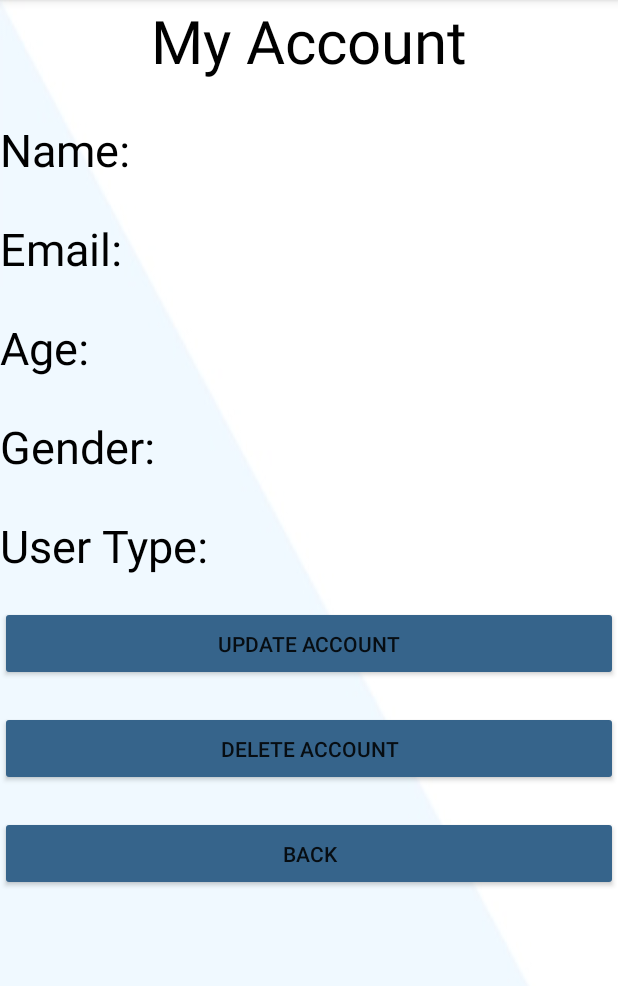
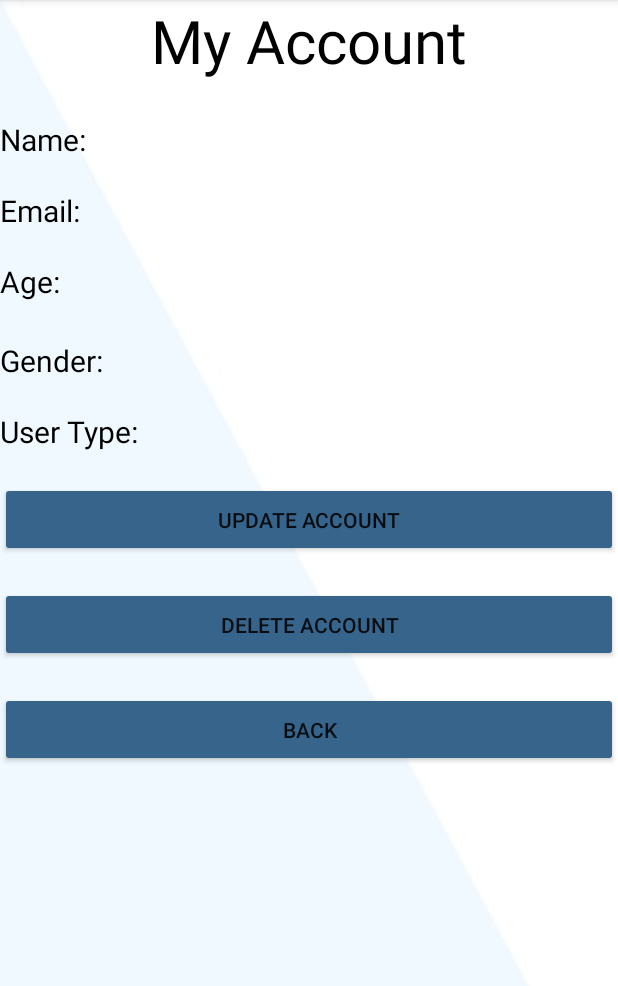
Before and after one commit to SadeeMohib/Reminder, an Android app: the MyAccount screen opened directly, with no data from a screen before it, on a phone screen of 412 x 824 dp, the part 84-1070 px from its top. Run offline under Robolectric (Android 15) with nearby library versions, the phone set to English and light mode, and no system bars; our stand-ins replace Firebase (no records; nobody signed in at launch, a user with empty details on screens opened directly); Roboto replaces fonts that are not available here.

```diff
--- a/app/src/main/res/layout/activity_my_account.xml
+++ b/app/src/main/res/layout/activity_my_account.xml
@@ -25,31 +25,31 @@
             android:layout_height="wrap_content"
             android:text="Name:"
             android:textColor="@color/black"
-            android:textSize="30sp"/>
+            android:textSize="20sp"/>
         <TextView
             android:id="@+id/name"
             android:layout_width="wrap_content"
             android:layout_height="wrap_content"
-            android:textSize="30sp"
+            android:textSize="20sp"
             android:textColor="@color/black"/>
     </LinearLayout>
     <LinearLayout
         android:layout_width="match_parent"
         android:layout_height="wrap_content"
         android:orientation="horizontal"
-        android:layout_marginTop="25dp">
+        android:layout_marginTop="20dp">
         <TextView
             android:id="@+id/mail"
             android:layout_width="wrap_content"
             android:layout_height="wrap_content"
             android:text="Email:"
             android:textColor="@color/black"
-            android:textSize="30sp"/>
+            android:textSize="20sp"/>
         <TextView
             android:id="@+id/Email"
             android:layout_width="wrap_content"
             android:layout_height="wrap_content"
-            android:textSize="30sp"
+            android:textSize="20sp"
             android:textColor="@color/black"/>
     </LinearLayout>
 
@@ -57,18 +57,18 @@
         android:layout_width="match_parent"
         android:layout_height="wrap_content"
         android:orientation="horizontal"
-        android:layout_marginTop="25dp">
+        android:layout_marginTop="20dp">
         <TextView
             android:layout_width="wrap_content"
             android:layout_height="wrap_content"
             android:text="Age:"
             android:textColor="@color/black"
-            android:textSize="30sp"/>
+            android:textSize="20sp"/>
         <TextView
             android:id="@+id/age"
             android:layout_width="wrap_content"
             android:layout_height="wrap_content"
-            android:textSize="30sp"
+            android:textSize="20sp"
             android:textColor="@color/black"/>
     </LinearLayout>
     <LinearLayout
@@ -81,31 +81,31 @@
             android:layout_height="wrap_content"
             android:text="Gender:"
             android:textColor="@color/black"
-            android:textSize="30sp"
+            android:textSize="20sp"
             />
         <TextView
             android:id="@+id/gender"
             android:layout_width="wrap_content"
             android:layout_height="wrap_content"
-            android:textSize="30sp"
+            android:textSize="20sp"
             android:textColor="@color/black"/>
     </LinearLayout>
     <LinearLayout
         android:layout_width="match_parent"
         android:layout_height="wrap_content"
         android:orientation="horizontal"
-        android:layout_marginTop="25dp">
+        android:layout_marginTop="20dp">
         <TextView
             android:layout_width="wrap_content"
             android:layout_height="wrap_content"
             android:text="User Type:"
             android:textColor="@color/black"
-            android:textSize="30sp"/>
+            android:textSize="20sp"/>
         <TextView
             android:id="@+id/type"
             android:layout_width="wrap_content"
             android:layout_height="wrap_content"
-            android:textSize="30sp"
+            android:textSize="20sp"
             android:textColor="@color/black"/>
     </LinearLayout>
     <Button
```
